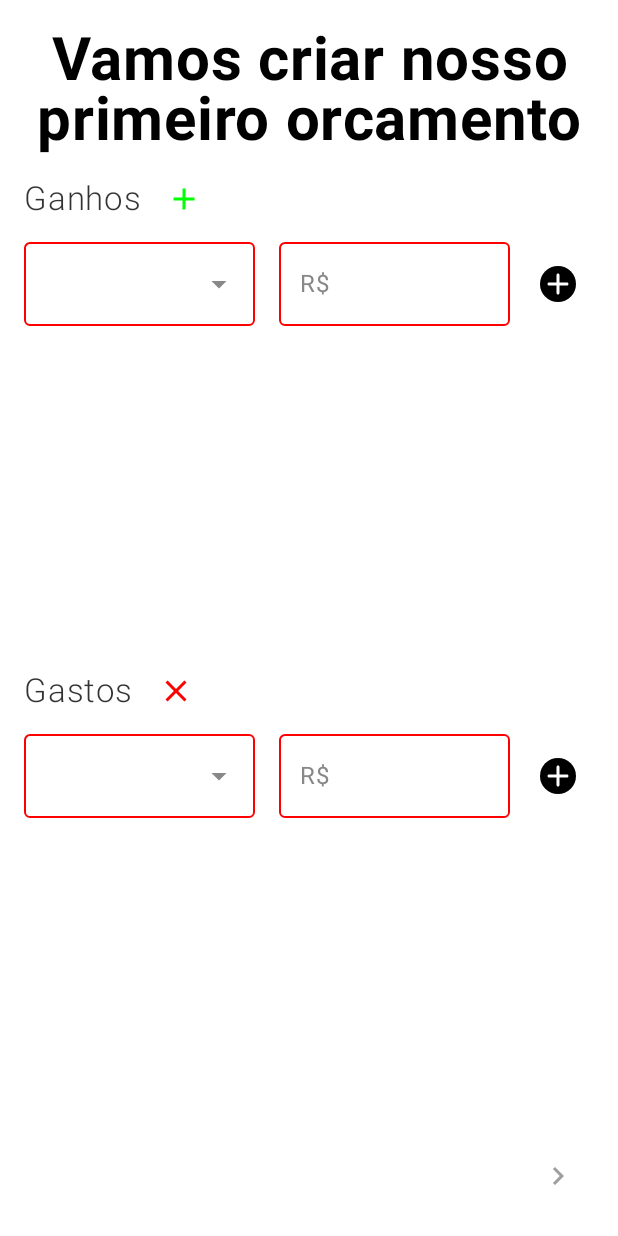
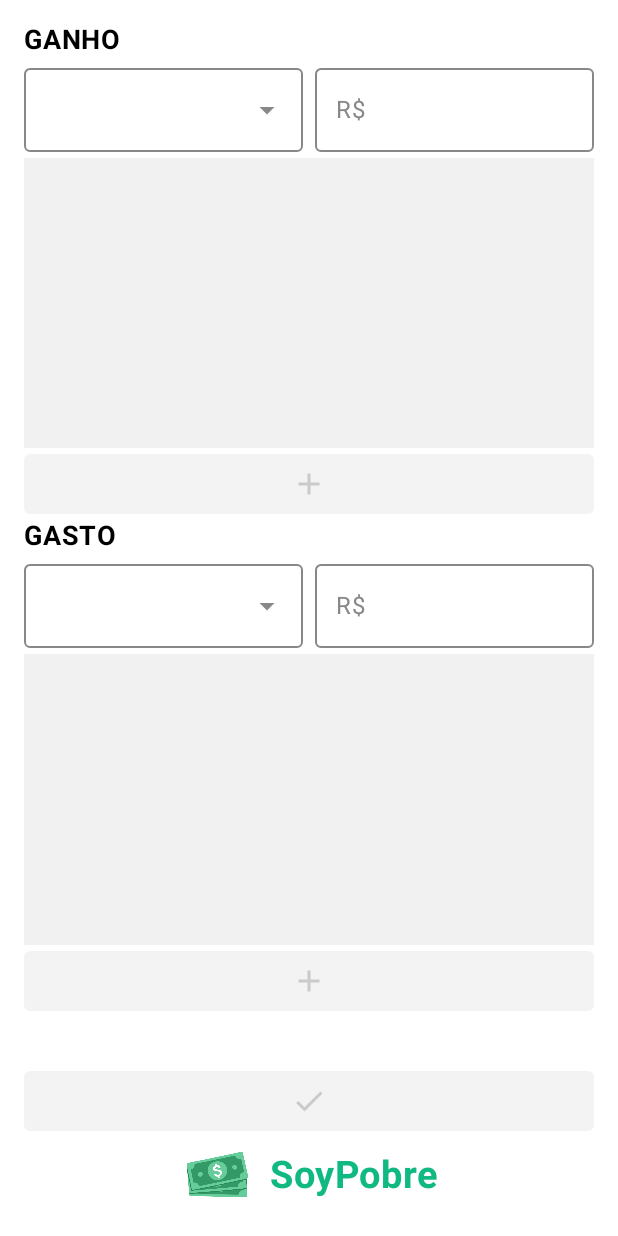
Before and after one commit to DonizeteVida/SoyPobre, an Android app built with Jetpack Compose: the @Preview function OnboardScreenPrevPage2, on a phone screen of 412 x 824 dp. Run offline under Robolectric (Android 15) with nearby library versions, the phone set to English and light mode, and no system bars; our stand-ins replace Dagger/Hilt's generated code.

Commit message:
Refactor Onboard Page2 design

```diff
--- a/app/src/main/java/com/money/soypobre/feature/entry/presentation/EntryScreen.kt
+++ b/app/src/main/java/com/money/soypobre/feature/entry/presentation/EntryScreen.kt
@@ -174,7 +174,7 @@ private fun EntryScreenInner(
                     items = state.budgets,
                     asString = Budget::description,
                     value = state.budgets.getOrNull(budgetIndex)?.description ?: "",
-                    onIndexChanged = setBudgetIndex
+                    onIndexSelected = setBudgetIndex
                 )
                 Spacer(modifier = Modifier.weight(1F))
                 Row(
--- a/app/src/main/java/com/money/soypobre/feature/onboard/presentation/OnboardScreen.kt
+++ b/app/src/main/java/com/money/soypobre/feature/onboard/presentation/OnboardScreen.kt
@@ -16,10 +16,9 @@ import androidx.compose.foundation.pager.rememberPagerState
 import androidx.compose.foundation.shape.RoundedCornerShape
 import androidx.compose.material.icons.Icons
 import androidx.compose.material.icons.automirrored.filled.ArrowForward
-import androidx.compose.material.icons.automirrored.filled.KeyboardArrowRight
 import androidx.compose.material.icons.filled.Add
+import androidx.compose.material.icons.filled.Check
 import androidx.compose.material.icons.filled.Close
-import androidx.compose.material.icons.filled.Delete
 import androidx.compose.material.icons.filled.Favorite
 import androidx.compose.material3.Button
 import androidx.compose.material3.CircularProgressIndicator
@@ -47,8 +46,8 @@ import androidx.compose.ui.unit.dp
 import androidx.hilt.navigation.compose.hiltViewModel
 import com.money.soypobre.R
 import com.money.soypobre.domain.model.Budget
+import com.money.soypobre.ui.compose.BudgetEditorSheet
 import com.money.soypobre.ui.compose.BudgetLineFormated
-import com.money.soypobre.ui.compose.BudgetLineNewInsert
 import com.money.soypobre.ui.compose.BudgetLineSectionHeader
 import com.money.soypobre.ui.compose.FooterIcon
 import com.money.soypobre.ui.theme.SoyPobreTheme
@@ -191,103 +190,58 @@ fun Page2(
     val expenses = remember { state.expenses.toMutableStateList() }
 
     Column(
-        Modifier
+        modifier = Modifier
             .fillMaxSize()
             .padding(16.dp)
     ) {
-        Text(
-            text = stringResource(id = R.string.onboard_page_two_title),
-            style = MaterialTheme.typography.headlineLarge,
-            textAlign = TextAlign.Center
+        val earningOptions = stringArrayResource(R.array.onboard_known_earning_categories).toList()
+        BudgetEditorSheet(
+            modifier = Modifier.weight(1F),
+            title = stringResource(R.string.entry_earning_tab_title),
+            options = earningOptions,
+            budgets = earnings,
+            onBudgetCreated = { option, value ->
+                val budget = Budget(
+                    -1,
+                    earningOptions[option],
+                    value,
+                    Budget.BudgetType.EARNING
+                )
+                earnings += budget
+            },
+            onBudgetDeleted = earnings::removeAt
         )
 
-        Spacer(modifier = Modifier.height(16.dp))
-
-        BudgetLineSectionHeader(
-            Modifier
-                .fillMaxWidth()
-                .weight(1F),
-            title = stringResource(id = R.string.onboard_page_two_earning_title),
-            icon = {
-                Icon(
-                    Icons.Filled.Add,
-                    tint = Color.Green,
-                    contentDescription = null
+        val expensesOptions = stringArrayResource(R.array.onboard_known_expense_categories).toList()
+        BudgetEditorSheet(
+            modifier = Modifier.weight(1F),
+            title = stringResource(R.string.entry_expense_tab_title),
+            options = expensesOptions,
+            budgets = expenses,
+            onBudgetCreated = { option, value ->
+                val budget = Budget(
+                    -1,
+                    earningOptions[option],
+                    value,
+                    Budget.BudgetType.EXPENSE
                 )
+                expenses += budget
             },
-            items = earnings,
-            drawItem = { index, category, price ->
-                BudgetLineFormated(category = category, price = price) {
-                    IconButton(onClick = { earnings.removeAt(index) }) {
-                        Icon(Icons.Filled.Delete, contentDescription = null)
-                    }
-                }
+            onBudgetDeleted = expenses::removeAt
+        )
+        Spacer(Modifier.height(32.dp))
+        Button(
+            enabled = earnings.isNotEmpty() && expenses.isNotEmpty(),
+            onClick = {
+                updateState(earnings, expenses)
+                next()
             },
-            trailing = {
-                BudgetLineNewInsert(
-                    stringArrayResource(id = R.array.onboard_known_earning_categories)
-                ) { description, price ->
-                    earnings += Budget(
-                        description = description,
-                        price = price,
-                        type = Budget.BudgetType.EARNING
-                    )
-                }
-            }
-        )
-
-        Spacer(modifier = Modifier.height(16.dp))
-
-        BudgetLineSectionHeader(
-            Modifier
-                .fillMaxWidth()
-                .weight(1F),
-            title = stringResource(id = R.string.onboard_page_two_expense_title),
-            icon = {
-                Icon(
-                    Icons.Filled.Close,
-                    tint = Color.Red,
-                    contentDescription = null
-                )
-            },
-            items = expenses,
-            drawItem = { index, category, price ->
-                BudgetLineFormated(category = category, price = price) {
-                    IconButton(onClick = { expenses.removeAt(index) }) {
-                        Icon(Icons.Filled.Delete, contentDescription = null)
-                    }
-                }
-            },
-            trailing = {
-                BudgetLineNewInsert(
-                    stringArrayResource(id = R.array.onboard_known_expense_categories)
-                ) { description, price ->
-                    expenses += Budget(
-                        description = description,
-                        price = price,
-                        type = Budget.BudgetType.EXPENSE
-                    )
-                }
-            }
-        )
-
-        Row(
-            Modifier.fillMaxWidth(),
-            horizontalArrangement = Arrangement.End
+            modifier = Modifier.fillMaxWidth(),
+            shape = RoundedCornerShape(4.dp)
         ) {
-            IconButton(
-                enabled = expenses.isNotEmpty() && earnings.isNotEmpty(),
-                onClick = {
-                    updateState(earnings, expenses)
-                    next()
-                }
-            ) {
-                Icon(
-                    Icons.AutoMirrored.Filled.KeyboardArrowRight,
-                    contentDescription = null
-                )
-            }
+            Icon(Icons.Filled.Check, contentDescription = null)
         }
+        FooterIcon()
     }
 }
 
--- /dev/null
+++ b/app/src/main/java/com/money/soypobre/ui/compose/BudgetEditorSheet.kt
@@ -0,0 +1,153 @@
+package com.money.soypobre.ui.compose
+
+import androidx.compose.foundation.background
+import androidx.compose.foundation.layout.Column
+import androidx.compose.foundation.layout.Row
+import androidx.compose.foundation.layout.Spacer
+import androidx.compose.foundation.layout.fillMaxWidth
+import androidx.compose.foundation.layout.height
+import androidx.compose.foundation.layout.padding
+import androidx.compose.foundation.layout.width
+import androidx.compose.foundation.rememberScrollState
+import androidx.compose.foundation.shape.RoundedCornerShape
+import androidx.compose.foundation.verticalScroll
+import androidx.compose.material.icons.Icons
+import androidx.compose.material.icons.filled.Add
+import androidx.compose.material.icons.filled.Delete
+import androidx.compose.material3.Button
+import androidx.compose.material3.HorizontalDivider
+import androidx.compose.material3.Icon
+import androidx.compose.material3.IconButton
+import androidx.compose.material3.MaterialTheme
+import androidx.compose.material3.OutlinedTextField
+import androidx.compose.material3.Surface
+import androidx.compose.material3.Text
+import androidx.compose.runtime.Composable
+import androidx.compose.runtime.mutableIntStateOf
+import androidx.compose.runtime.mutableStateOf
+import androidx.compose.runtime.remember
+import androidx.compose.ui.Alignment
+import androidx.compose.ui.Modifier
+import androidx.compose.ui.graphics.Color
+import androidx.compose.ui.tooling.preview.Preview
+import androidx.compose.ui.unit.dp
+import androidx.compose.ui.unit.sp
+import com.money.soypobre.domain.model.Budget
+import com.money.soypobre.ui.theme.Seashell
+import com.money.soypobre.ui.theme.SoyPobreTheme
+
+@Composable
+fun BudgetEditorSheet(
+    modifier: Modifier = Modifier,
+    title: String,
+    options: List<String>,
+    budgets: List<Budget>,
+    onBudgetCreated: (option: Int, value: Double) -> Unit,
+    onBudgetDeleted: (Int) -> Unit
+) {
+    val (dropDownValue, setDropDownValue) = remember { mutableIntStateOf(-1) }
+    val (budgetValue, setBudgetValue) = remember { mutableStateOf("") }
+    val scrollState = rememberScrollState(Int.MAX_VALUE)
+
+    Column(modifier) {
+        Text(
+            title,
+            style = MaterialTheme.typography.headlineLarge.copy(fontSize = 18.sp)
+        )
+        Spacer(Modifier.height(8.dp))
+        Row {
+            SimpleOutlinedDropDownMenu(
+                Modifier.weight(1F),
+                items = options,
+                value = options.getOrNull(dropDownValue) ?: "",
+                onIndexSelected = setDropDownValue
+            )
+            Spacer(Modifier.width(8.dp))
+            OutlinedTextField(
+                modifier = Modifier.weight(1F),
+                value = budgetValue,
+                onValueChange = setBudgetValue,
+                singleLine = true,
+                leadingIcon = { Text("R$") },
+            )
+        }
+        Column(
+            modifier = Modifier
+                .weight(1F)
+                .fillMaxWidth()
+                .padding(top = 4.dp)
+                .background(Seashell)
+                .verticalScroll(scrollState)
+        ) {
+            budgets.forEachIndexed { index, budget ->
+                Row(
+                    Modifier
+                        .fillMaxWidth()
+                        .background(Color.White)
+                        .padding(10.dp),
+                    verticalAlignment = Alignment.CenterVertically
+                ) {
+                    Text(
+                        budget.description,
+                        Modifier.weight(1F),
+                        style = MaterialTheme.typography.bodyLarge
+                    )
+                    Text("R$ %.2f".format(budget.price), Modifier.weight(1F))
+                    IconButton(onClick = { onBudgetDeleted(index) }) {
+                        Icon(Icons.Filled.Delete, contentDescription = null, tint = Color.Red)
+                    }
+                }
+                if (index + 1 < budgets.size) {
+                    HorizontalDivider(
+                        Modifier.padding(horizontal = 12.dp),
+                        color = Color.Transparent
+                    )
+                }
+            }
+        }
+        Button(
+            enabled = dropDownValue != -1 && budgetValue.isNotBlank() && budgetValue.toDoubleOrNull() != null,
+            onClick = {
+                onBudgetCreated(dropDownValue, budgetValue.toDouble())
+                setDropDownValue(-1)
+                setBudgetValue("")
+            },
+            modifier = Modifier.fillMaxWidth(),
+            shape = RoundedCornerShape(4.dp)
+        ) {
+            Icon(Icons.Filled.Add, contentDescription = null)
+        }
+    }
+}
+
+@Preview(showBackground = true, showSystemUi = true)
+@Composable
+private fun BudgetEditorSheetPrev() {
+    SoyPobreTheme {
+        Surface {
+            Column(
+                Modifier.padding(16.dp)
+            ) {
+                listOf("GANHOS", "PERDAS").forEach { title ->
+                    BudgetEditorSheet(
+                        modifier = Modifier.weight(1F),
+                        title = title,
+                        options = List(5) {
+                            "$title: $it"
+                        },
+                        budgets = List(5) {
+                            Budget(
+                                it.toLong(),
+                                "$title: $it",
+                                it.toDouble(),
+                                Budget.BudgetType.UNKNOWN
+                            )
+                        },
+                        onBudgetCreated = { _, _ -> },
+                        onBudgetDeleted = { }
+                    )
+                }
+            }
+        }
+    }
+}
--- a/app/src/main/java/com/money/soypobre/ui/compose/BudgetLineSectionHeader.kt
+++ b/app/src/main/java/com/money/soypobre/ui/compose/BudgetLineSectionHeader.kt
@@ -31,13 +31,11 @@ fun BudgetLineSectionHeader(
     drawItem: @Composable (index: Int, description: String, price: Double) -> Unit,
     trailing: @Composable () -> Unit = {}
 ) {
-    Column(
-        modifier
-    ) {
+    Column(modifier) {
         Row(
             verticalAlignment = Alignment.CenterVertically
         ) {
-            Text(title, style = MaterialTheme.typography.headlineSmall)
+            Text(title, style = MaterialTheme.typography.headlineMedium)
             Spacer(modifier = Modifier.width(16.dp))
             icon()
         }
--- a/app/src/main/java/com/money/soypobre/ui/compose/SimpleOutlinedDropDownMenu.kt
+++ b/app/src/main/java/com/money/soypobre/ui/compose/SimpleOutlinedDropDownMenu.kt
@@ -6,6 +6,7 @@ import androidx.compose.material3.DropdownMenuItem
 import androidx.compose.material3.ExperimentalMaterial3Api
 import androidx.compose.material3.ExposedDropdownMenuBox
 import androidx.compose.material3.ExposedDropdownMenuDefaults
+import androidx.compose.material3.MenuAnchorType
 import androidx.compose.material3.OutlinedTextField
 import androidx.compose.material3.Text
 import androidx.compose.runtime.Composable
@@ -23,7 +24,7 @@ fun <T : Any> SimpleOutlinedDropDownMenu(
     items: List<T>,
     asString: (T) -> String = Any::toString,
     value: String,
-    onIndexChanged: (Int) -> Unit
+    onIndexSelected: (Int) -> Unit
 ) {
     val (expanded, setExpanded) = remember { mutableStateOf(false) }
 
@@ -38,10 +39,8 @@ fun <T : Any> SimpleOutlinedDropDownMenu(
             value = value,
             onValueChange = {},
             readOnly = true,
-            trailingIcon = {
-                ExposedDropdownMenuDefaults.TrailingIcon(expanded = expanded)
-            },
-            modifier = Modifier.menuAnchor().fillMaxWidth()
+            trailingIcon = { ExposedDropdownMenuDefaults.TrailingIcon(expanded = expanded) },
+            modifier = Modifier.menuAnchor(MenuAnchorType.PrimaryEditable, true)
         )
 
         ExposedDropdownMenu(
@@ -52,7 +51,7 @@ fun <T : Any> SimpleOutlinedDropDownMenu(
                 DropdownMenuItem(
                     text = { Text(asString(item)) },
                     onClick = {
-                        onIndexChanged(index)
+                        onIndexSelected(index)
                         setExpanded(false)
                     }
                 )
--- a/app/src/main/res/values/strings.xml
+++ b/app/src/main/res/values/strings.xml
@@ -11,7 +11,7 @@
     <string name="onboard_page_one_users_last_name_hint">Sobrenome</string>
     <string name="onboard_page_one_users_last_name_support">Insira seu ultimo nome</string>
 
-    <string name="onboard_page_two_title">Vamos criar nosso primeiro orcamento</string>
+    <string name="onboard_page_two_title">Bora criar nosso primeiro orcamento!</string>
     <string name="onboard_page_two_expense_title">Gastos</string>
     <string name="onboard_page_two_earning_title">Ganhos</string>
 
@@ -39,9 +39,9 @@
     <string name="home_page_expense_chart_title">Grafico de gastos</string>
     <string name="home_page_earning_chart_title">Grafico de ganhos</string>
 
-    <string name="entry_expense_tab_title">Gasto</string>
+    <string name="entry_expense_tab_title">GASTO</string>
     <string name="entry_expense_tab_funny_title">Ah… Mais gasto</string>
-    <string name="entry_earning_tab_title">Ganho</string>
+    <string name="entry_earning_tab_title">GANHO</string>
     <string name="entry_earning_tab_funny_title">Opa! Bora guardar!!!</string>
     <string name="entry_input_money_hint">Insira seu gasto/ganho aqui</string>
     <string name="entry_input_description_hint">Insira uma boa descrição aqui</string>
```
Also changed, not shown: app/src/main/java/com/money/soypobre/ui/theme/Theme.kt (+7 -7 lines).
